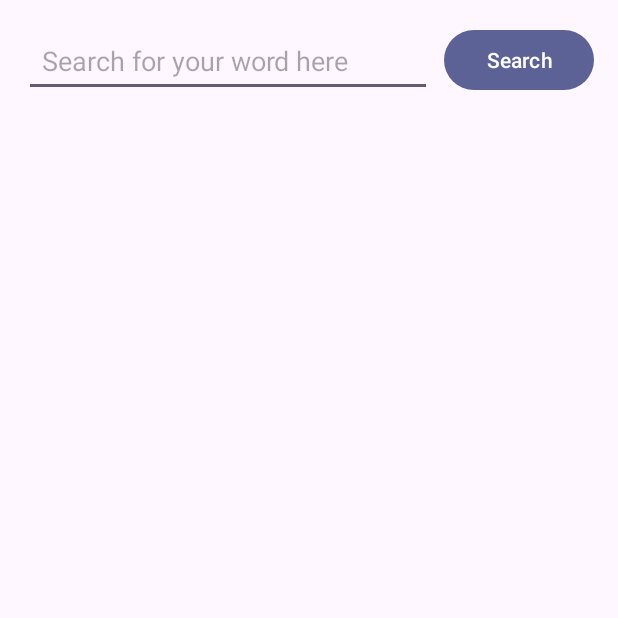
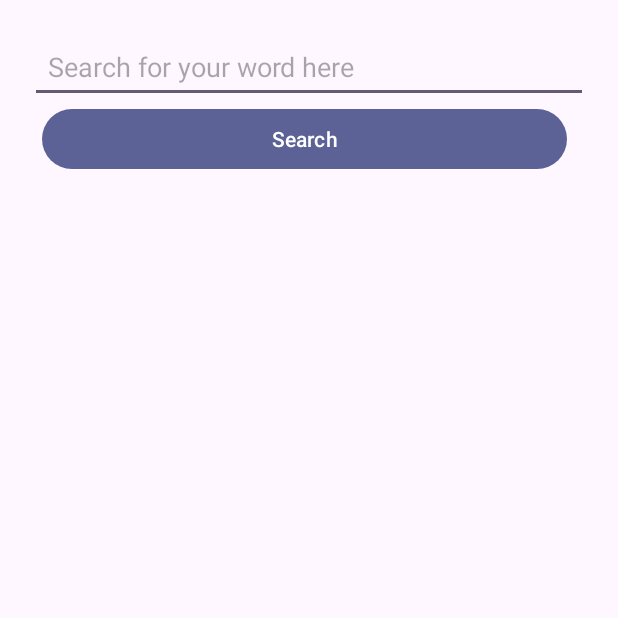
Before and after one commit to FGSPol/Dictionary, an Android app: the screen it shows after launch (MainActivity), after a tap on "Search", on a phone screen of 412 x 824 dp, the top half of it. Run offline under Robolectric (Android 15) with nearby library versions, the phone set to English and light mode, and no system bars.

Commit message:
cleaning up

```diff
--- a/app/src/main/AndroidManifest.xml
+++ b/app/src/main/AndroidManifest.xml
@@ -2,7 +2,7 @@
 <manifest xmlns:android="http://schemas.android.com/apk/res/android"
     xmlns:tools="http://schemas.android.com/tools">
 
-    <uses-permission android:name="android.permission.INTERNET"/>
+    <uses-permission android:name="android.permission.INTERNET" />
 
     <application
         android:allowBackup="true"
@@ -15,6 +15,9 @@
         android:theme="@style/Theme.Dictionary"
         tools:targetApi="31">
         <activity
+            android:name=".QuizActivity"
+            android:exported="true" />
+        <activity
             android:name=".MainActivity"
             android:exported="true">
             <intent-filter>
--- a/app/src/main/java/fr/isep/dictionary/MainActivity.kt
+++ b/app/src/main/java/fr/isep/dictionary/MainActivity.kt
@@ -21,7 +21,7 @@ class MainActivity : AppCompatActivity() {
         setContentView(binding.root)
 
         binding.searchBtn.setOnClickListener {
-            val word = binding.searchInput.text.toString()
+            val word = binding.searchFieldInput.text.toString()
             getDescription(word)
         }
 
@@ -47,11 +47,9 @@ class MainActivity : AppCompatActivity() {
             }catch (e : Exception){
                 runOnUiThread{
                     setInProgress(false)
-                    Toast.makeText(applicationContext,"Something went wrong",Toast.LENGTH_SHORT).show()
+                    Toast.makeText(applicationContext,"Something went wrong, it could be the word doesnt exist",Toast.LENGTH_SHORT).show()
                 }
             }
-
-
         }
     }
 
--- a/app/src/main/java/fr/isep/dictionary/util/RetrofitInstance.kt
+++ b/app/src/main/java/fr/isep/dictionary/util/RetrofitInstance.kt
@@ -17,5 +17,4 @@ object RetrofitInstance {
 
     val dictionaryApi : DictionaryApi = getInstance().create(DictionaryApi::class.java)
 
-
 }
--- a/app/src/main/res/layout/activity_main.xml
+++ b/app/src/main/res/layout/activity_main.xml
@@ -4,7 +4,7 @@
     xmlns:tools="http://schemas.android.com/tools"
     android:layout_width="match_parent"
     android:layout_height="match_parent"
-    android:padding="16dp"
+    android:padding="20dp"
     android:orientation="vertical"
     tools:context=".MainActivity">
 
@@ -16,16 +16,9 @@
             android:layout_width="match_parent"
             android:layout_height="wrap_content"
             android:hint="Search for your word here"
-            android:layout_toLeftOf="@id/search_btn"
-            android:id="@+id/search_input"
+            android:id="@+id/search_field_input"
             android:padding="12dp"/>
-        <Button
-            android:layout_width="100dp"
-            android:layout_height="wrap_content"
-            android:id="@+id/search_btn"
-            android:text="Search"
-            android:layout_alignParentEnd="true"
-            android:layout_marginStart="8dp"/>
+
         <ProgressBar
             android:layout_width="100dp"
             android:layout_height="24dp"
@@ -34,11 +27,14 @@
             android:indeterminateTint="@color/my_primary"
             android:id="@+id/progress_bar"
             android:visibility="gone"/>
-
-
-
     </RelativeLayout>
 
+    <Button
+        android:id="@+id/search_btn"
+        android:layout_width="350dp"
+        android:layout_height="wrap_content"
+        android:layout_marginStart="8dp"
+        android:text="Search" />
 
     <TextView
         android:layout_width="wrap_content"
@@ -47,14 +43,14 @@
         android:textSize="30sp"
         android:textStyle="bold"
         android:layout_marginTop="8dp"
-        android:textColor="#1565C0"
         android:id="@+id/word_textview"
         />
 
     <TextView
         android:layout_width="wrap_content"
         android:layout_height="wrap_content"
-        tools:text="/t e s t/"
+        tools:text="phonetics"
+        android:textSize="18sp"
         android:textColor="@color/grey"
         android:id="@+id/phonetic_textview"/>
 
@@ -62,7 +58,4 @@
         android:layout_width="match_parent"
         android:layout_height="match_parent"
         android:id="@+id/meaning_recycler_view"/>
-
-
-
 </LinearLayout>
--- a/app/src/main/res/layout/descriptions_of_the_word.xml
+++ b/app/src/main/res/layout/descriptions_of_the_word.xml
@@ -2,7 +2,7 @@
 <LinearLayout xmlns:android="http://schemas.android.com/apk/res/android"
     xmlns:tools="http://schemas.android.com/tools"
     android:orientation="vertical"
-    android:padding="16dp"
+    android:padding="20dp"
     android:layout_marginVertical="8dp"
     android:layout_width="match_parent"
     android:layout_height="wrap_content">
@@ -27,7 +27,7 @@
     <TextView
         android:layout_width="match_parent"
         android:layout_height="wrap_content"
-        tools:text="1 defination \n\n 2 another \n\n 3 third"
+        tools:text="1 definition \n\n 2 another \n\n 3 third"
         android:id="@+id/definitions_textview"/>
 
     <TextView
```
